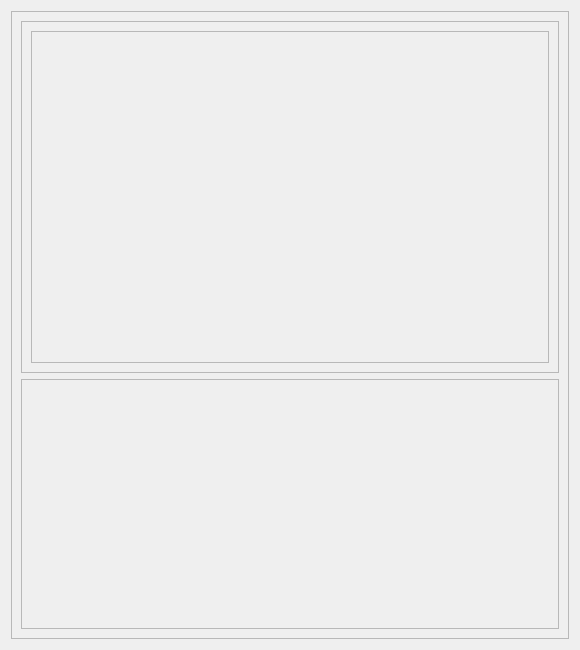
Above: src/ui/AllCommits.ui from SaurabhSangpal/ezgit before the change. Below: the same form after it.
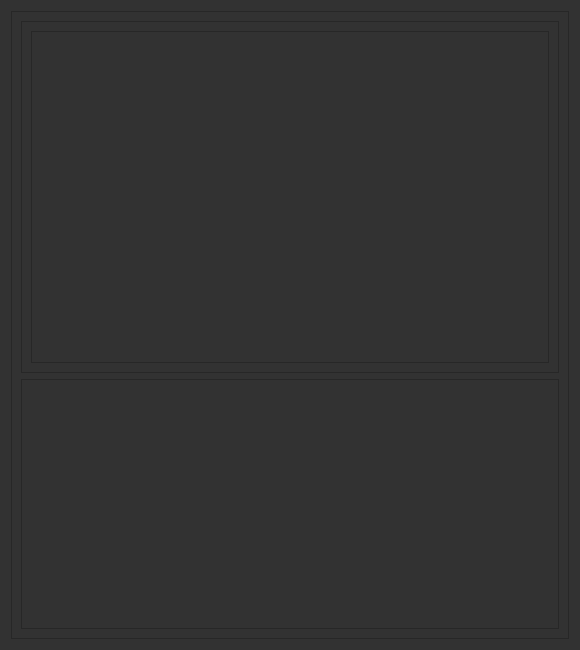
That is the form after the change.

Commit message: Store commits as shared ptrs and add helper func

What changed in the file:
```diff
--- a/src/ui/AllCommits.ui
+++ b/src/ui/AllCommits.ui
@@ -25,6 +25,10 @@
   <property name="windowTitle">
    <string>AllCommits</string>
   </property>
+  <property name="styleSheet">
+   <string notr="true">background-color: rgb(50, 50, 50);
+color: rgb(255, 255, 255);</string>
+  </property>
   <layout class="QVBoxLayout" name="verticalLayout">
    <item>
     <widget class="QFrame" name="frame">
```
The commit also changes 2 other files.
